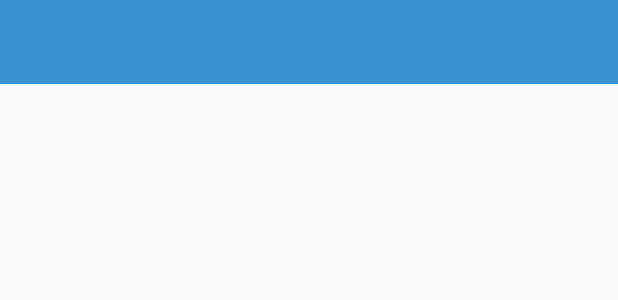
After one commit to 9inches-ke/AmHungry, an Android app: the layout activity_search.xml on its own in the app's theme, with its tools: preview values and no code run, on a phone screen of 412 x 824 dp. The commit adds this screen. Shown: the top 300 px of the screen. Run offline under Robolectric (Android 15) with nearby library versions, the phone set to English and light mode, and no system bars.

Commit message:
search page

```diff
--- a/app/src/main/java/com/example/bestiize/amhungry/activity/MainActivity.java
+++ b/app/src/main/java/com/example/bestiize/amhungry/activity/MainActivity.java
@@ -125,6 +125,12 @@ public class MainActivity extends AppCompatActivity {
         if (id == R.id.action_settings) {
             return true;
         }
+        if(id == R.id.action_search){
+
+            Intent intent = new Intent(getApplicationContext(), SearchActivity.class);
+            startActivity(intent);
+
+        }
 
         return super.onOptionsItemSelected(item);
     }
--- /dev/null
+++ b/app/src/main/res/layout/activity_search.xml
@@ -0,0 +1,20 @@
+<RelativeLayout xmlns:android="http://schemas.android.com/apk/res/android"
+    xmlns:tools="http://schemas.android.com/tools"
+    android:layout_width="match_parent"
+    android:layout_height="match_parent"
+    tools:context=".SearchActivity">
+
+    <LinearLayout
+        android:layout_width="fill_parent"
+        android:layout_height="wrap_content"
+        android:layout_alignParentTop="true"
+        android:orientation="vertical"
+        android:id="@+id/linearLayout2">
+
+        <include
+            android:id="@+id/toolbar"
+            layout="@layout/toolbar" />
+    </LinearLayout>
+
+
+</RelativeLayout>
--- /dev/null
+++ b/app/src/main/res/layout/search_toolbar.xml
@@ -0,0 +1,6 @@
+<?xml version="1.0" encoding="utf-8"?>
+<LinearLayout xmlns:android="http://schemas.android.com/apk/res/android"
+    android:orientation="vertical" android:layout_width="match_parent"
+    android:layout_height="match_parent">
+
+</LinearLayout>
--- /dev/null
+++ b/app/src/main/res/menu/menu_search.xml
@@ -0,0 +1,5 @@
+<menu xmlns:android="http://schemas.android.com/apk/res/android"
+    xmlns:app="http://schemas.android.com/apk/res-auto"
+    xmlns:tools="http://schemas.android.com/tools" tools:context=".SearchActivity">
+
+</menu>
```
Also changed, not shown: app/src/main/AndroidManifest.xml (+6 -1 lines), app/src/main/java/com/example/bestiize/amhungry/activity/SearchActivity.java (added, +61 -0 lines), app/src/main/res/layout/activity_login.xml (+26 -4 lines), app/src/main/res/drawable/amhungry3.png (added).
